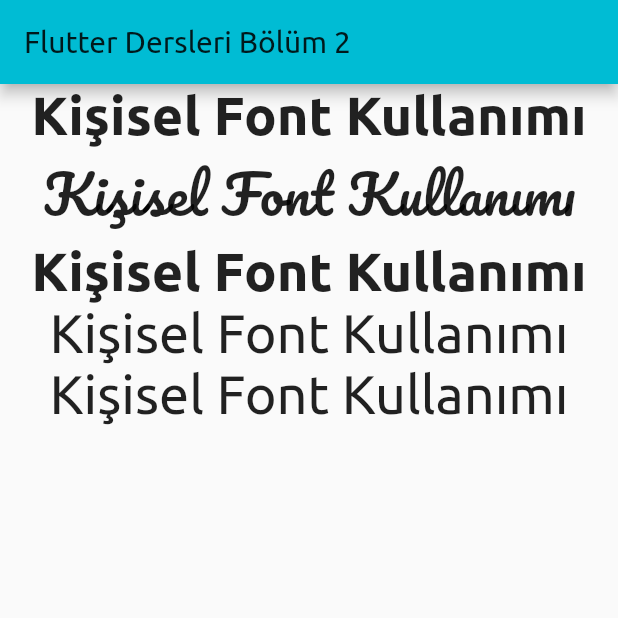
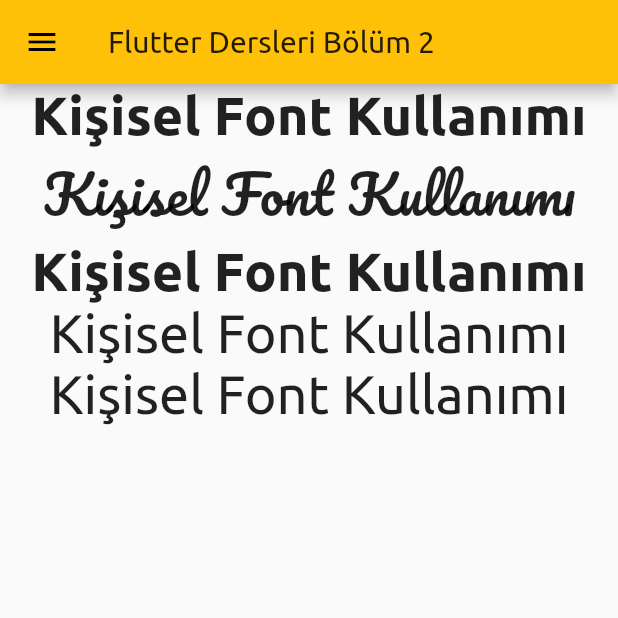
Before and after one commit to emrealtunbilek/flutter_dersleri_bolum2, a Flutter app: the screen it shows after launch, on a phone screen of 412 x 824 dp, the top half of it. Run offline on Flutter 3.47's test engine with Material 2 defaults, Android fonts, the phone set to English and light mode, and no system bars.

```diff
--- a/lib/main.dart
+++ b/lib/main.dart
@@ -9,8 +9,9 @@ class FlutterDersleri extends StatelessWidget {
       debugShowCheckedModeBanner: false,
       title: 'Flutter Dersleri',
       theme: ThemeData(
-        fontFamily: 'Genel',
-          primarySwatch: Colors.cyan, accentColor: Colors.orangeAccent),
+          fontFamily: 'Genel',
+          primarySwatch: Colors.amber,
+          accentColor: Colors.orangeAccent),
       home: MyHomePage(),
     );
   }
@@ -20,6 +21,74 @@ class MyHomePage extends StatelessWidget {
   @override
   Widget build(BuildContext context) {
     return Scaffold(
+        drawer: Drawer(
+          child: Column(
+            children: <Widget>[
+              UserAccountsDrawerHeader(
+                accountName: Text("emrealtunbilek"),
+                accountEmail: Text("emrealtunbilek@gmail.com"),
+                currentAccountPicture: Image.network(
+                    "https://emrealtunbilek.com/wp-content/uploads/2016/10/apple-icon-72x72.png"),
+                otherAccountsPictures: <Widget>[
+                  CircleAvatar(
+                    backgroundColor: Colors.purple,
+                    child: Text("AK"),
+                  ),
+                  CircleAvatar(
+                    backgroundColor: Colors.grey,
+                    child: Text("EA"),
+                  )
+                ],
+              ),
+              Expanded(
+                child: ListView(
+                  children: <Widget>[
+                    ListTile(
+                      leading: Icon(Icons.home),
+                      title: Text("Ana Sayfa"),
+                      trailing: Icon(Icons.chevron_right),
+                    ),
+                    ListTile(
+                      leading: Icon(Icons.call),
+                      title: Text("Ara"),
+                      trailing: Icon(Icons.chevron_right),
+                    ),
+                    ListTile(
+                      leading: Icon(Icons.account_box),
+                      title: Text("Profil"),
+                      trailing: Icon(Icons.chevron_right),
+                    ),
+                    Divider(),
+                    InkWell(
+                      onTap: (){
+
+                      },
+                      splashColor: Colors.cyan,
+                      child: ListTile(
+                        leading: Icon(Icons.home),
+                        title: Text("Ana Sayfa"),
+                        trailing: Icon(Icons.chevron_right),
+                      ),
+                    ),
+                    AboutListTile(
+                      applicationName: "Flutter Dersleri",
+                      applicationIcon: Icon(Icons.save),
+                      applicationVersion: "2.0",
+                      child: Text("ABOUT US"),
+                      applicationLegalese: "asdasdasd",
+                      icon: Icon(Icons.keyboard),
+                      aboutBoxChildren: <Widget>[
+                        Text("Child 1"),
+                        Text("Child 2"),
+                        Text("Child 3"),
+                      ],
+                    )
+                  ],
+                ),
+              ),
+            ],
+          ),
+        ),
         appBar: AppBar(
           title: Text("Flutter Dersleri Bölüm 2"),
         ),
@@ -63,7 +132,6 @@ class MyHomePage extends StatelessWidget {
                 ),
               ),
             ),
-
             Center(
               child: Text(
                 "Kişisel Font Kullanımı",
```
